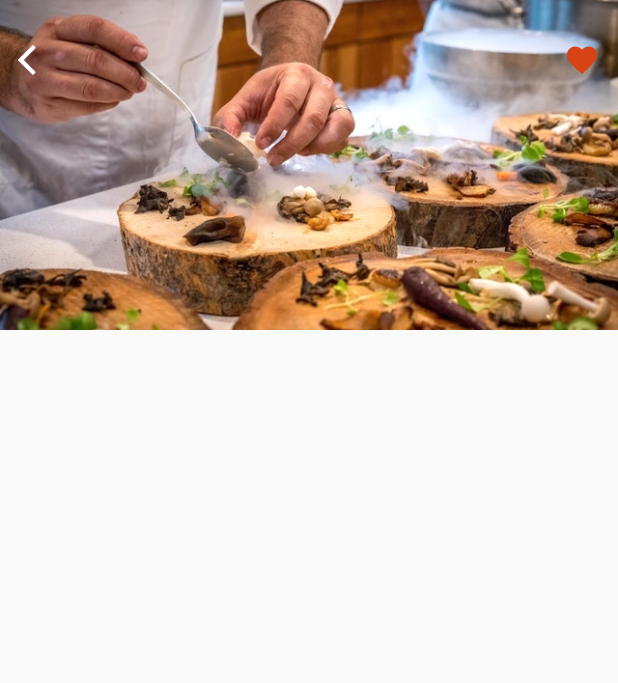
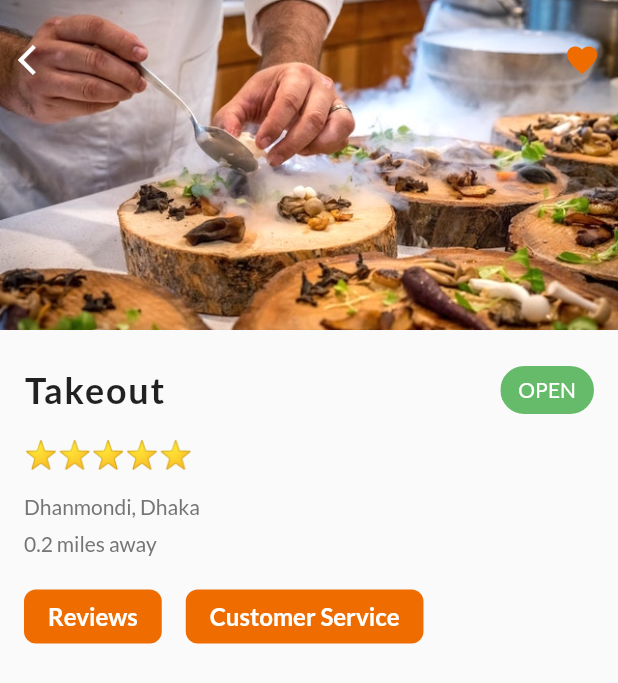
Before and after one commit to xaviranik/taste_bud, a Flutter app: the screen it shows after launch, after a tap on "Takeout", on a phone screen of 412 x 824 dp. Shown: the top 683 px of the screen. Run offline on Flutter 3.47's test engine with Material 2 defaults, Android fonts, the phone set to English and light mode, and no system bars; our stand-ins replace badges.

Commit message:
Added: Restaurant screen details UI

```diff
--- a/lib/main.dart
+++ b/lib/main.dart
@@ -9,9 +9,9 @@ void main() => runApp(MaterialApp(
     fontFamily: 'Lato',
     scaffoldBackgroundColor: Colors.grey[50],
     brightness: Brightness.light,
-    accentColor: Colors.deepOrange,
-    primaryColor: Colors.deepOrange[800],
-    cursorColor: Colors.deepOrange[400],
+    accentColor: Colors.orangeAccent,
+    primaryColor: Colors.orange[800],
+    cursorColor: Colors.orange[400],
     hintColor: Colors.white
   ),
   home: Home(),
--- a/lib/screens/restaurant_screen.dart
+++ b/lib/screens/restaurant_screen.dart
@@ -2,6 +2,7 @@ import 'package:flutter/cupertino.dart';
 import 'package:flutter/material.dart';
 import 'package:taste_bud/data/data.dart';
 import 'package:taste_bud/models/restaurant.dart';
+import 'package:taste_bud/widgets/rating_stars.dart';
 
 class RestaurantScreen extends StatefulWidget {
   final Restaurant restaurant;
@@ -29,7 +30,7 @@ class _RestaurantScreenState extends State<RestaurantScreen> {
                 ),
               ),
               Padding(
-                padding: const EdgeInsets.symmetric(vertical: 16.0),
+                padding: EdgeInsets.symmetric(vertical: 16.0),
                 child: Row(
                   mainAxisAlignment: MainAxisAlignment.spaceBetween,
                   children: <Widget>[
@@ -50,6 +51,101 @@ class _RestaurantScreenState extends State<RestaurantScreen> {
               ),
             ],
           ),
+          Column(
+            crossAxisAlignment: CrossAxisAlignment.start,
+            children: <Widget>[
+              Padding(
+                padding: EdgeInsets.all(16.0),
+                child: Column(
+                  crossAxisAlignment: CrossAxisAlignment.start,
+                  children: <Widget>[
+                    Row(
+                      mainAxisAlignment: MainAxisAlignment.spaceBetween,
+                      children: <Widget>[
+                        Expanded(
+                          child: Text(
+                            widget.restaurant.name,
+                            style: TextStyle(
+                              fontSize: 24.0,
+                              fontWeight: FontWeight.bold,
+                              letterSpacing: 1.2,
+                            ),
+                            overflow: TextOverflow.ellipsis,
+                          ),
+                        ),
+                        Chip(
+                          backgroundColor: Colors.green[400],
+                          label: Text(
+                            'OPEN',
+                            style: TextStyle(
+                                fontSize: 14.0,
+                                color: Colors.white
+                            ),
+                          ),
+                        ),
+                      ],
+                    ),
+                    SizedBox(height: 8.0,),
+                    RatingStars(rating: widget.restaurant.rating,),
+                    SizedBox(height: 16.0,),
+                    Text(
+                      widget.restaurant.address,
+                      style: TextStyle(
+                        fontSize: 14.0,
+                        color: Colors.grey[600]
+                      ),
+                    ),
+                    SizedBox(height: 8.0,),
+                    Text(
+                      '0.2 miles away',
+                      style: TextStyle(
+                          fontSize: 14.0,
+                          color: Colors.grey[600]
+                      ),
+                    ),
+                    SizedBox(height: 16.0,),
+                    Row(
+                      children: <Widget>[
+                        FlatButton(
+                          onPressed: () {},
+                          shape: RoundedRectangleBorder(
+                            borderRadius: BorderRadius.circular(8.0)
+                          ),
+                          padding: EdgeInsets.symmetric(horizontal: 16.0),
+                          color: Theme.of(context).primaryColor,
+                          child: Text(
+                            'Reviews',
+                            style: TextStyle(
+                              fontSize: 16.0,
+                              color: Colors.white,
+                              fontWeight: FontWeight.bold
+                            ),
+                          ),
+                        ),
+                        SizedBox(width: 16.0,),
+                        FlatButton(
+                          onPressed: () {},
+                          shape: RoundedRectangleBorder(
+                              borderRadius: BorderRadius.circular(8.0)
+                          ),
+                          padding: EdgeInsets.symmetric(horizontal: 16.0),
+                          color: Theme.of(context).primaryColor,
+                          child: Text(
+                            'Customer Service',
+                            style: TextStyle(
+                                fontSize: 16.0,
+                                color: Colors.white,
+                                fontWeight: FontWeight.bold
+                            ),
+                          ),
+                        ),
+                      ],
+                    ),
+                  ],
+                )
+              ),
+            ],
+          ),
         ],
       ),
     );
```
